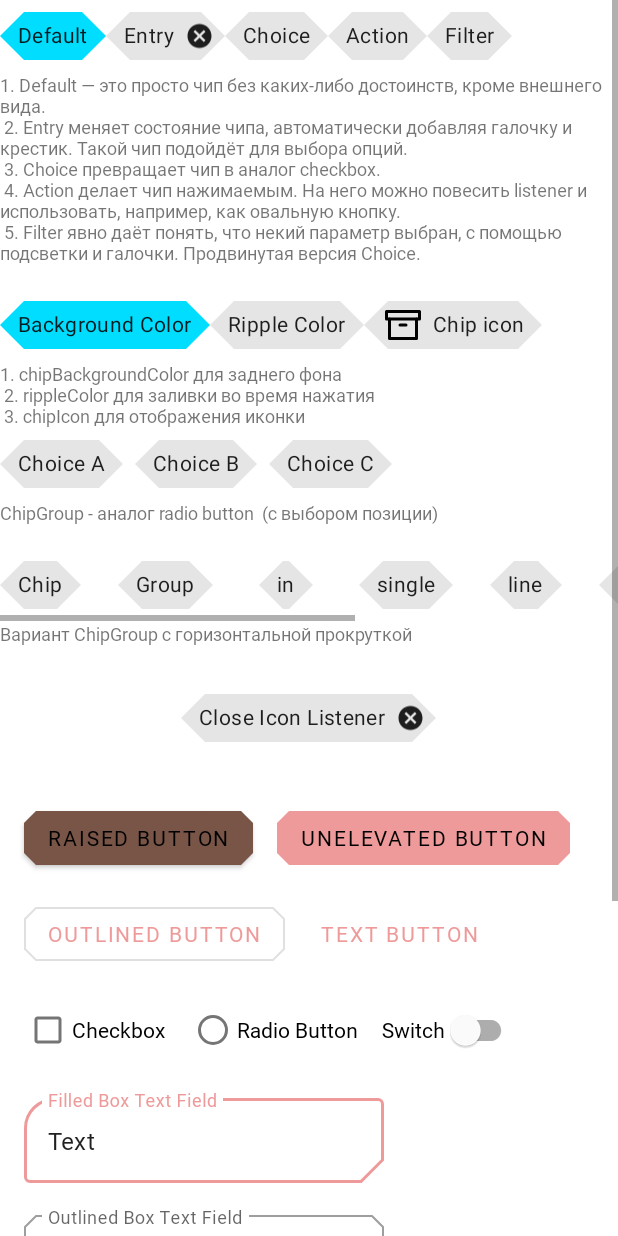
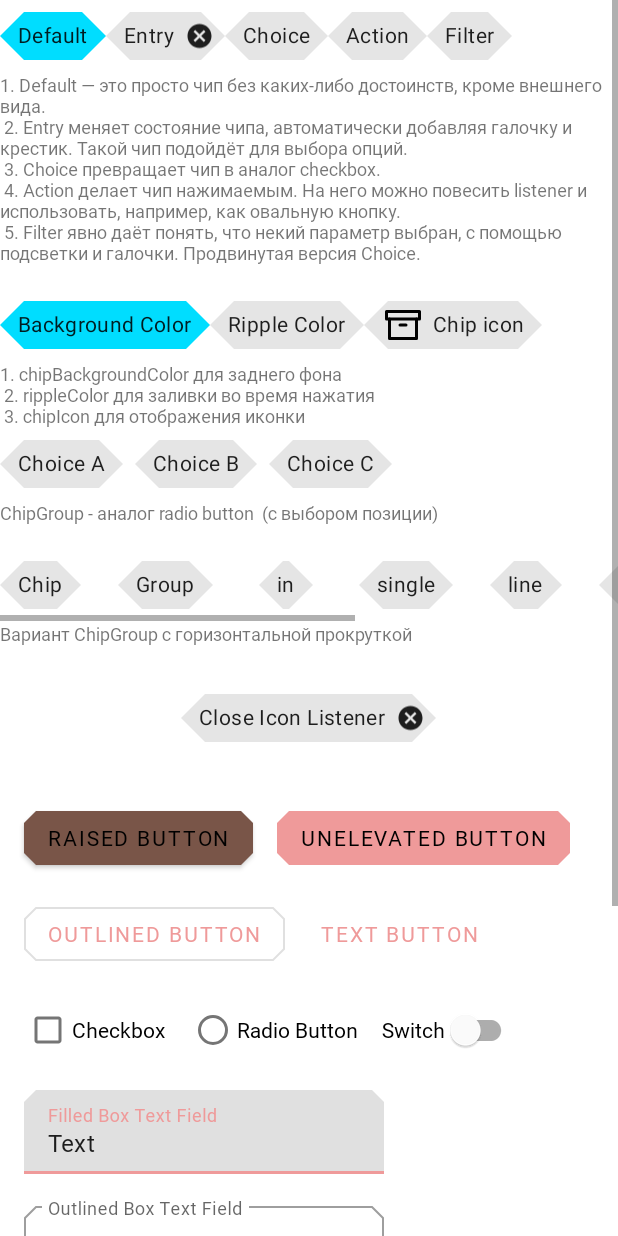
Before and after one commit to VladJT/GBMaterialApp, an Android app: the layout fragment_settings.xml on its own in the app's theme, with its tools: preview values and no code run, on a phone screen of 412 x 824 dp. Run offline under Robolectric (Android 15) with nearby library versions, the phone set to English and light mode, and no system bars.

Commit message:
refacor code

```diff
--- a/app/src/main/res/layout/fragment_settings.xml
+++ b/app/src/main/res/layout/fragment_settings.xml
@@ -295,6 +295,7 @@
                     app:layout_constraintTop_toBottomOf="@id/textButton" />
 
                 <com.google.android.material.textfield.TextInputLayout
+                    style="@style/Widget.MaterialComponents.TextInputLayout.FilledBox"
                     android:id="@+id/filledBoxTextField"
                     android:layout_width="240dp"
                     android:layout_height="wrap_content"
--- a/app/src/main/res/values/styles.xml
+++ b/app/src/main/res/values/styles.xml
@@ -101,5 +101,4 @@
             @style/MyApp.ShapeAppearance.SmallComponent.FlowStyle
         </item>
     </style>
-
 </resources>
--- a/app/src/main/res/values/themes.xml
+++ b/app/src/main/res/values/themes.xml
@@ -36,7 +36,6 @@
         <item name="shapeAppearanceSmallComponent">?smallComponentShape</item>
         <item name="shapeAppearanceMediumComponent">?mediumComponentShape</item>
         <item name="materialButtonStyle">@style/MyApp.Button</item>
-        <item name="textInputStyle">@style/MyApp.TextInputLayout</item>
         <item name="materialCardViewStyle">@style/MyApp.Card</item>
         <item name="android:forceDarkAllowed">true</item>
     </style>
@@ -56,6 +55,7 @@
         <item name="smallComponentShape">@style/MyApp.ShapeAppearance.SmallComponent.Cut</item>
         <item name="mediumComponentShape">@style/MyApp.ShapeAppearance.MediumComponent.Cut</item>
         <item name="fontFamily">@font/beer</item>
+        <item name="android:fontFamily">@font/beer</item>
     </style>
 
 
@@ -74,5 +74,6 @@
         <item name="smallComponentShape">@style/MyApp.ShapeAppearance.SmallComponent.Rounded</item>
         <item name="mediumComponentShape">@style/MyApp.ShapeAppearance.MediumComponent.Rounded</item>
         <item name="fontFamily">@font/playfair</item>
+        <item name="android:fontFamily">@font/playfair</item>
     </style>
 </resources>
```
Also changed, not shown: app/src/main/res/values/colors.xml (+7 -0 lines).
